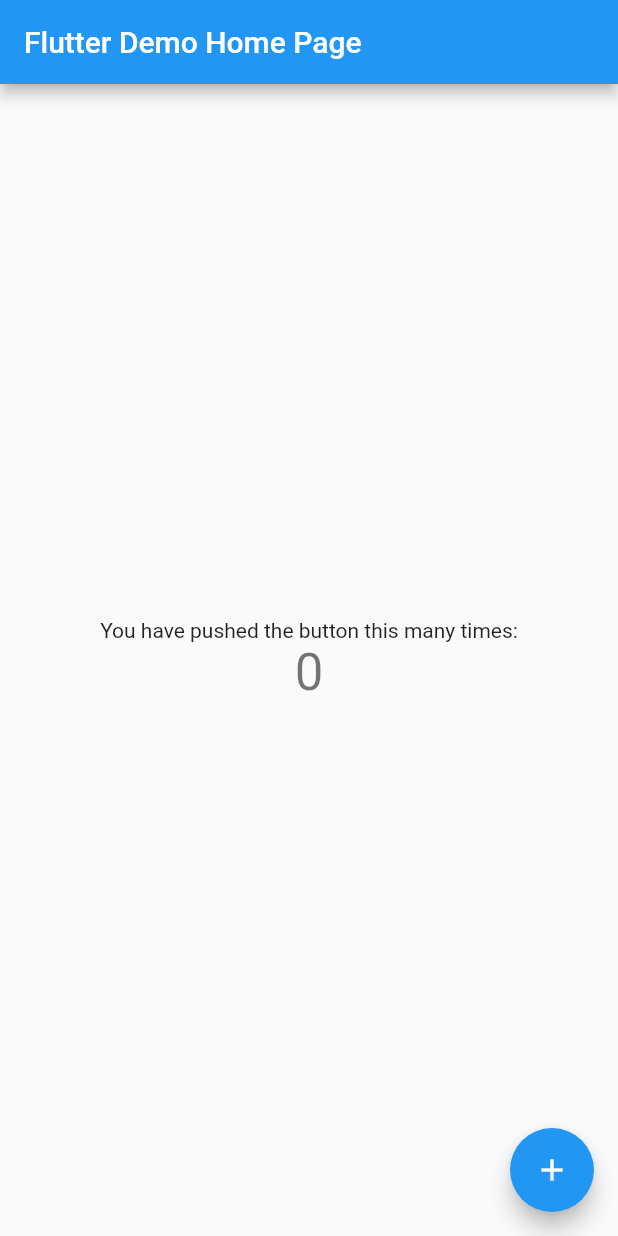
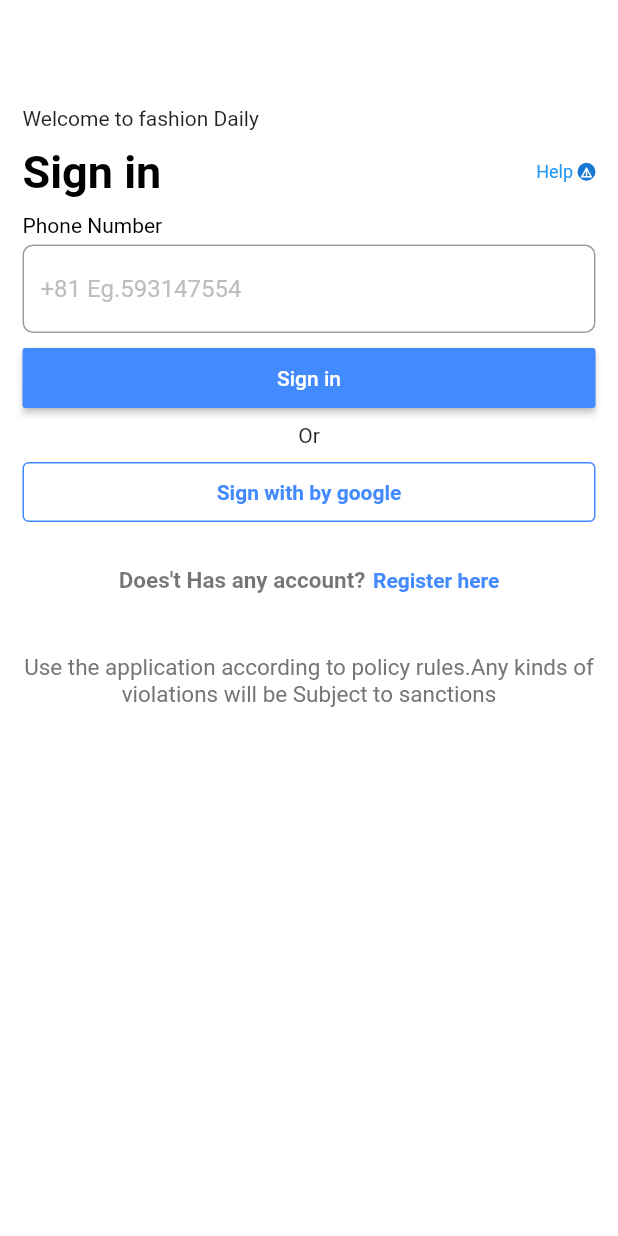
Before and after one commit to fatmaahmed751/internship_algoriza, a Flutter app: the screen it shows after launch, on a phone screen of 412 x 824 dp. Run offline on Flutter 3.47's test engine with Material 2 defaults, Android fonts, the phone set to English and light mode, and no system bars; our stand-ins replace smooth_page_indicator.

Commit message:
add files

```diff
--- /dev/null
+++ b/lib/loginscreen/loginscreen.dart
@@ -0,0 +1,57 @@
+import 'package:flutter/material.dart';
+import 'package:internship_algoriza/shared/components/components.dart';
+
+class LoginScreen extends StatelessWidget {
+
+  @override
+  Widget build(BuildContext context) {
+    return Scaffold(
+      backgroundColor: Colors.white,
+      appBar: AppBar(
+        elevation: 0.0,
+        backgroundColor: Colors.white,
+      ),
+      body: Padding(
+        padding: const EdgeInsets.all(15.0),
+        child: Container(
+          color: Colors.white,
+          child: Center(
+            child: Column(
+              crossAxisAlignment: CrossAxisAlignment.start,
+              children: [
+                welcomeText(),
+                const SizedBox(
+                  height: 10.0,),
+                defaultRow(text: 'Sign in'),
+                const SizedBox(
+                  height: 10.0,
+                ),
+                secText(text: 'Phone Number'),
+                const SizedBox(height: 5.0,),
+                defaultFormField(
+                    oneText: '+81 Eg.593147554',
+                    keyboardType: TextInputType.phone)   ,
+                const SizedBox(height: 10.0,),
+                defaultButton(text:'Sign in'),
+                const SizedBox(height: 10.0,),
+                secRow(),
+                const SizedBox(height: 10.0,),
+                secButton(),
+                const SizedBox(height: 30.0,),
+                thirdRow(text:
+                'Does\'t Has any account?',
+                  secText: 'Register here',
+                ),
+                const SizedBox(height: 40.0,),
+                desText(
+                  text:'Use the application according to policy rules.Any kinds of violations will be Subject to sanctions',
+                ),
+
+              ],
+            ),
+          ),
+        ),
+      ),
+    );
+  }
+}
--- a/lib/main.dart
+++ b/lib/main.dart
@@ -1,4 +1,5 @@
 import 'package:flutter/material.dart';
+import 'package:internship_algoriza/loginscreen/loginscreen.dart';
 
 void main() {
   runApp(const MyApp());
@@ -11,97 +12,8 @@ class MyApp extends StatelessWidget {
   @override
   Widget build(BuildContext context) {
     return MaterialApp(
-      title: 'Flutter Demo',
-      theme: ThemeData(
-        // This is the theme of your application.
-        //
-        // Try running your application with "flutter run". You'll see the
-        // application has a blue toolbar. Then, without quitting the app, try
-        // changing the primarySwatch below to Colors.green and then invoke
-        // "hot reload" (press "r" in the console where you ran "flutter run",
-        // or simply save your changes to "hot reload" in a Flutter IDE).
-        // Notice that the counter didn't reset back to zero; the application
-        // is not restarted.
-        primarySwatch: Colors.blue,
-      ),
-      home: const MyHomePage(title: 'Flutter Demo Home Page'),
+debugShowCheckedModeBanner: false,
+     home:LoginScreen(),
     );
   }
 }
-
-class MyHomePage extends StatefulWidget {
-  const MyHomePage({super.key, required this.title});
-
-
-  final String title;
-
-  @override
-  State<MyHomePage> createState() => _MyHomePageState();
-}
-
-class _MyHomePageState extends State<MyHomePage> {
-  int _counter = 0;
-
-  void _incrementCounter() {
-    setState(() {
-      // This call to setState tells the Flutter framework that something has
-      // changed in this State, which causes it to rerun the build method below
-      // so that the display can reflect the updated values. If we changed
-      // _counter without calling setState(), then the build method would not be
-      // called again, and so nothing would appear to happen.
-      _counter++;
-    });
-  }
-
-  @override
-  Widget build(BuildContext context) {
-    // This method is rerun every time setState is called, for instance as done
-    // by the _incrementCounter method above.
-    //
-    // The Flutter framework has been optimized to make rerunning build methods
-    // fast, so that you can just rebuild anything that needs updating rather
-    // than having to individually change instances of widgets.
-    return Scaffold(
-      appBar: AppBar(
-        // Here we take the value from the MyHomePage object that was created by
-        // the App.build method, and use it to set our appbar title.
-        title: Text(widget.title),
-      ),
-      body: Center(
-        // Center is a layout widget. It takes a single child and positions it
-        // in the middle of the parent.
-        child: Column(
-          // Column is also a layout widget. It takes a list of children and
-          // arranges them vertically. By default, it sizes itself to fit its
-          // children horizontally, and tries to be as tall as its parent.
-          //
-          // Invoke "debug painting" (press "p" in the console, choose the
-          // "Toggle Debug Paint" action from the Flutter Inspector in Android
-          // Studio, or the "Toggle Debug Paint" command in Visual Studio Code)
-          // to see the wireframe for each widget.
-          //
-          // Column has various properties to control how it sizes itself and
-          // how it positions its children. Here we use mainAxisAlignment to
-          // center the children vertically; the main axis here is the vertical
-          // axis because Columns are vertical (the cross axis would be
-          // horizontal).
-          mainAxisAlignment: MainAxisAlignment.center,
-          children: <Widget>[
-            const Text(
-              'You have pushed the button this many times:',
-            ),
-            Text(
-              '$_counter',
-              style: Theme.of(context).textTheme.headline4,
-            ),
-          ],
-        ),
-      ),
-      floatingActionButton: FloatingActionButton(
-        onPressed: _incrementCounter,
-        tooltip: 'Increment',
-        child: const Icon(Icons.add),
-      ), // This trailing comma makes auto-formatting nicer for build methods.
-    );
-  }
-}
--- /dev/null
+++ b/lib/shared/components/components.dart
@@ -0,0 +1,190 @@
+import 'package:flutter/material.dart';
+
+Widget welcomeText({
+  String text='Welcome to fashion Daily',
+})=>
+    Text(
+      text=text,
+    );
+
+Widget defaultRow({
+  required String text ,
+  double fontSize=0.0,
+  FontWeight fontWeight=FontWeight.bold,
+  Color textColor=Colors.black,
+  double radius=6.0,
+
+})=> Row(
+  children:  [
+    Text(
+      text =text,
+      style: TextStyle(
+        fontSize:30.0,
+        fontWeight:fontWeight,
+        color:textColor,
+      ),),
+    const Spacer(),
+    Text(
+      text='Help',
+      style: const TextStyle(
+        color:Colors.blue,
+        fontSize:12.0,
+      ),),
+    const SizedBox(
+      width: 3.0,),
+    CircleAvatar(
+      radius: radius,
+      child: const Icon(
+        Icons.details_sharp,
+        size: 9,
+        color: Colors.white,),
+
+    ),
+  ],
+);
+
+Widget secText( {
+  required String text,
+  Color secText=Colors.black,
+})=>
+    Text(
+        text=text,
+        style: TextStyle(
+            color: secText));
+
+Widget defaultFormField({
+  required String oneText,
+  Color color=Colors.black,
+  Color borderColor=Colors.black,
+  required TextInputType keyboardType,
+
+})=>
+    TextFormField(
+      decoration:  InputDecoration(
+        hintText: oneText,
+        //'+81 Eg.0125968',
+        hintStyle:TextStyle(
+          color: Colors.grey[400],
+        ) ,
+        border: OutlineInputBorder(
+          borderRadius: BorderRadius.circular(7.0),
+        ),
+        focusedBorder: OutlineInputBorder(
+            borderSide: BorderSide(
+              color: Colors.redAccent,
+            )
+        ),
+      ),
+      keyboardType:TextInputType.phone ,
+    );
+
+Widget defaultButton({
+  double height=0.0,
+  double width =0.0,
+  double radius=0.0,
+  required String text,
+  Color textColor= Colors.white,
+})=>
+    Container(
+      decoration: BoxDecoration(
+        borderRadius: BorderRadius.circular(20.0),
+      ),
+      height: 40.0,
+      width: double.infinity,
+      child: MaterialButton(
+        onPressed: () {},
+        child:  Text(
+          text=text,
+          style: TextStyle(
+            color: Colors.white,
+          ),
+        ),
+        color: Colors.blueAccent,
+      ),
+    );
+
+Widget secRow()=>
+    Row(
+      mainAxisAlignment: MainAxisAlignment.center,
+      children: const [
+        Center(
+          child: Text('Or',
+            style: TextStyle(
+
+            ),),
+        ),
+      ],
+    );
+
+Widget secButton({
+  double height=0.0,
+  double width=double.infinity,
+  double radius=0.0,
+
+})=>
+    Container(
+      decoration: BoxDecoration(
+        borderRadius: BorderRadius.circular(10.0),
+      ),
+      height: 40.0,
+      width: double.infinity,
+      child: OutlinedButton(
+        style: OutlinedButton.styleFrom(
+          side: const BorderSide(
+            color: Colors.blueAccent,
+          ),
+        ),
+        onPressed: () {},
+        child: const Text(
+          'Sign with by google',
+          style: TextStyle(
+            color: Colors.blueAccent,
+            fontWeight: FontWeight.bold,
+          ),
+        ),
+      ),
+    );
+
+Widget thirdRow({
+  required String text,
+  required String secText,
+})=>
+    Row(
+      mainAxisAlignment: MainAxisAlignment.center,
+      children:  [
+        Text(
+          text=text,
+          //'Does\'t Has any account?',
+          style: const TextStyle(
+              fontWeight: FontWeight.bold,
+              color: Colors.black54,
+              fontSize: 15.0),
+        ),
+        const SizedBox(width: 5.0,),
+        Text(
+          text=secText,
+          //'Register here',
+          style: const TextStyle(
+            color: Colors.blueAccent,
+            fontWeight: FontWeight.bold,
+          ),
+        ),
+      ],
+    );
+
+Widget desText({
+  required String text,
+  double fontSize=0.0,
+})=>
+    Center(
+      child: Text(
+        text=text,
+        //'Use the application according to policy rules.Any kinds of violations will be Subject to sanctions',
+        overflow: TextOverflow.ellipsis,
+        textAlign: TextAlign.center,
+        maxLines: 2,
+        style: TextStyle(
+          color: Colors.grey[600],
+          fontSize: 15.0,
+        ),),
+    );
--- a/pubspec.yaml
+++ b/pubspec.yaml
@@ -2,7 +2,7 @@ name: internship_algoriza
 description: A new Flutter application.
 
 # The following line prevents the package from being accidentally published to
-# pub.dev using `flutter pub publish`. This is preferred for private packages.
+# pub.dev using `flutter pub publish`. This is preferred for private packages.flutter pub add smooth_page_indicator
 publish_to: 'none' # Remove this line if you wish to publish to pub.dev
 
 # The following defines the version and build number for your application.
@@ -36,6 +36,7 @@ dependencies:
   # The following adds the Cupertino Icons font to your application.
   # Use with the CupertinoIcons class for iOS style icons.
   cupertino_icons: ^1.0.2
+  smooth_page_indicator: ^1.0.0+2
 
 dev_dependencies:
   flutter_test:
```
Also changed, not shown: lib/onboarding/onboarding_screen.dart (added, +165 -0 lines), lib/registerscreen/register_screen.dart (added, +78 -0 lines), lib/signinscreen/signin_screen.dart (added, +61 -0 lines), pubspec.lock.
